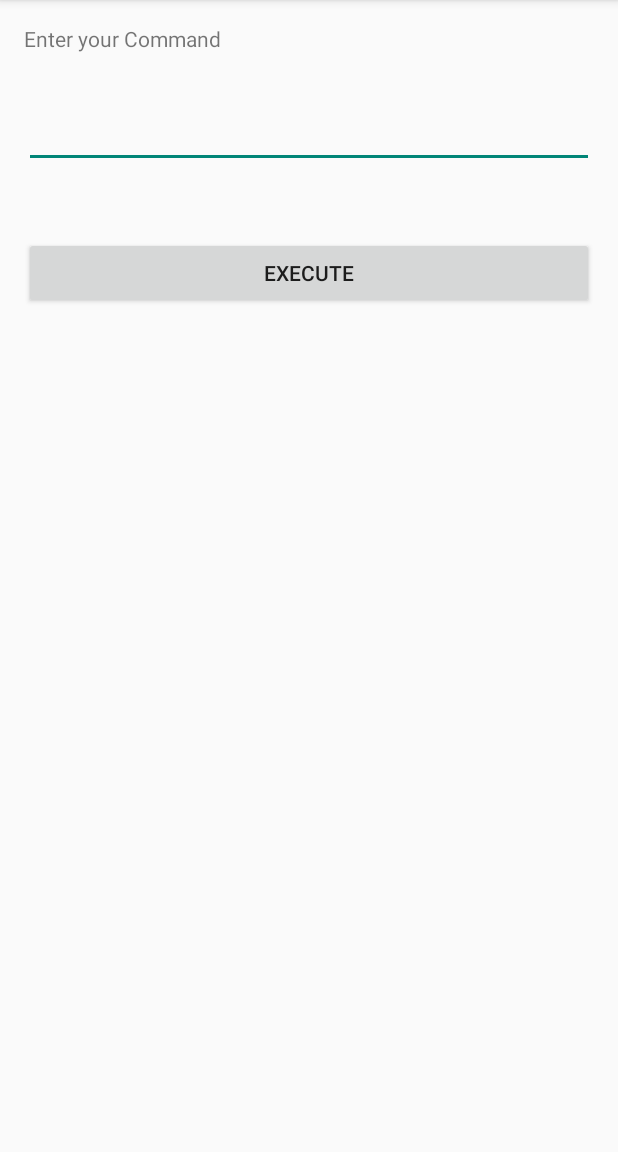
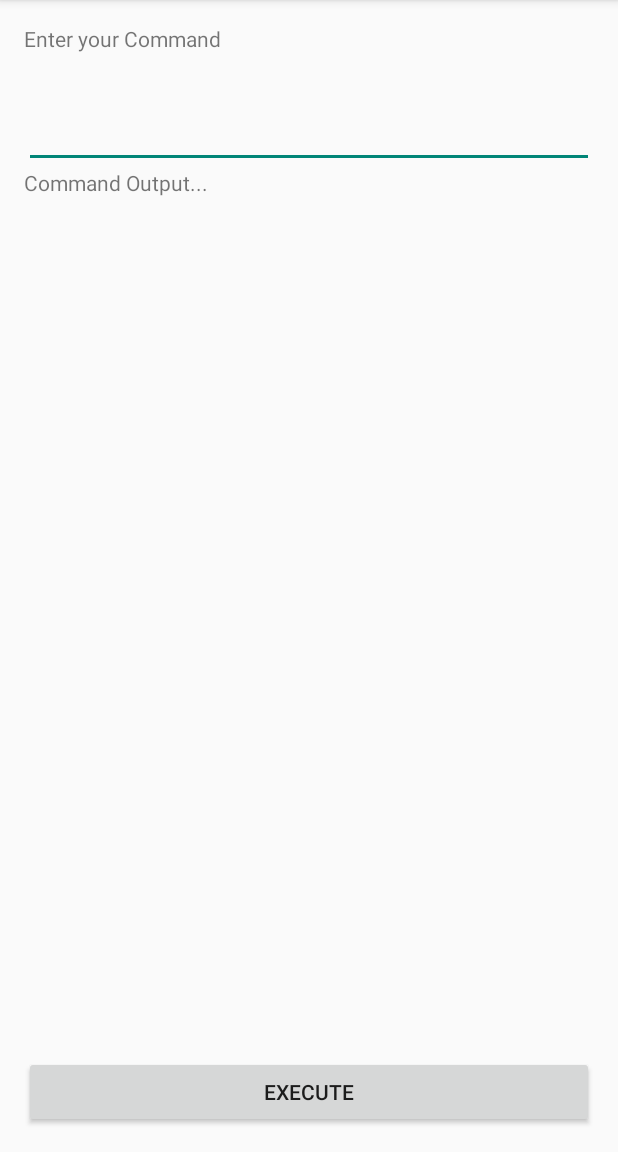
Before and after one commit to ccsCoder/android_remote_commander, an Android app: the screen it shows after launch (CommandActivity), on a phone screen of 412 x 824 dp, the part 84-1236 px from its top. Run offline under Robolectric (Android 15) with nearby library versions, the phone set to English and light mode, and no system bars; libraries missing offline, so code that uses them is left out: com.firebase.client; 5 statements that could not run were skipped.

Commit message:
Listeners on firebase command output. OnPause and on Resume.

```diff
--- a/app/build.gradle
+++ b/app/build.gradle
@@ -17,6 +17,10 @@ android {
             proguardFiles getDefaultProguardFile('proguard-android.txt'), 'proguard-rules.pro'
         }
     }
+    packagingOptions {
+        exclude 'META-INF/LICENSE'
+        exclude 'META-INF/NOTICE'
+    }
 }
 
 dependencies {
--- a/app/src/main/AndroidManifest.xml
+++ b/app/src/main/AndroidManifest.xml
@@ -1,6 +1,8 @@
 <?xml version="1.0" encoding="utf-8"?>
 <manifest xmlns:android="http://schemas.android.com/apk/res/android"
     package="neo.com.commander" >
+
+    <uses-permission android:name="android.permission.INTERNET" />
 
     <application
         android:allowBackup="true"
@@ -16,8 +18,9 @@
 
                 <category android:name="android.intent.category.LAUNCHER" />
             </intent-filter>
+
         </activity>
-        <uses-permission android:name="android.permission.INTERNET" />
+
     </application>
 
 </manifest>
--- a/app/src/main/java/neo/com/commander/CommandActivity.java
+++ b/app/src/main/java/neo/com/commander/CommandActivity.java
@@ -1,5 +1,6 @@
 package neo.com.commander;
 
+import android.renderscript.Sampler;
 import android.support.v7.app.ActionBarActivity;
 import android.os.Bundle;
 import android.view.Menu;
@@ -8,27 +9,76 @@ import android.view.View;
 import android.widget.TextView;
 import android.widget.Toast;
 
+import com.firebase.client.DataSnapshot;
 import com.firebase.client.Firebase;
 import com.firebase.client.FirebaseError;
+import com.firebase.client.ValueEventListener;
+
+import java.util.Map;
 
 
 public class CommandActivity extends ActionBarActivity {
     private Firebase firebaseRef;
+    private class FBValueChangeListener implements ValueEventListener {
+        @Override
+        public void onDataChange(DataSnapshot ds) {
+            System.out.println("Change! " + ds.getValue());
+            Map<String, String> data = (Map<String, String>) ds.getValue();
+            CommandActivity.this.setTextToView(data.get("responseText"));
+            Toast.makeText(getApplicationContext(), "Execution Complete", Toast.LENGTH_SHORT).show();
+
+        }
+
+        @Override
+        public void onCancelled(FirebaseError fe) {
+            System.out.println(fe.getMessage());
+        }
+    };
+    private ValueEventListener valueListener ;
 
     @Override
     protected void onCreate(Bundle savedInstanceState) {
         super.onCreate(savedInstanceState);
         //Initialize Firebase Context
         this.initFirebase();
-
         setContentView(R.layout.activity_command);
     }
+    @Override
+    protected void onPause() {
+        System.out.println("On Pause");
+        super.onPause();
+        this.firebaseRef.unauth();
+        this.firebaseRef.removeEventListener(this.valueListener);
+    }
+
+    @Override
+    protected void onResume() {
+        System.out.println("On Resume");
+        super.onResume();
+        this.initFirebase();
+
+    }
+
+
 
     private void initFirebase() {
         Firebase.setAndroidContext(this);
         System.out.println("Connecting to neo's firebase...");
         this.firebaseRef = new Firebase("https://fiery-fire-4989.firebaseio.com/");
         System.out.println("Connected to Firebase!" + this.firebaseRef);
+        if(this.valueListener==null)
+            this.valueListener=new FBValueChangeListener();
+        //Also register for listen changes...
+        this.firebaseRef.addValueEventListener(this.valueListener);
+    }
+
+    private void setTextToView(final String text) {
+        ((TextView) findViewById(R.id.commandOutputTextView)).setText(text);
+
+    }
+
+    private void appendTextToView(final String text) {
+        ((TextView) findViewById(R.id.commandOutputTextView)).setText(((TextView) findViewById(R.id.commandOutputTextView)).getText()+"\n");
     }
 
 
@@ -72,6 +122,8 @@ public class CommandActivity extends ActionBarActivity {
         return super.onOptionsItemSelected(item);
     }
 
+
+
     public void doExecute(View view) {
         final TextView textBox = (TextView) findViewById(R.id.editText);
         String command = textBox.getText().toString();
@@ -83,6 +135,9 @@ public class CommandActivity extends ActionBarActivity {
         //we have something to work with.
         Toast.makeText(getApplicationContext(),"You Entered :"+command, Toast.LENGTH_SHORT).show();
 
+        //now call the write function
+        this.writeToFirebase(command);
+
 
     }
 }
--- a/app/src/main/res/layout/activity_command.xml
+++ b/app/src/main/res/layout/activity_command.xml
@@ -26,13 +26,23 @@
         android:layout_height="wrap_content"
         android:text="@string/exec_button_text"
         android:id="@+id/button"
-        android:layout_below="@+id/editText"
-        android:layout_marginTop="46dp"
+        android:onClick="doExecute"
+        android:layout_alignParentBottom="true"
         android:layout_alignParentLeft="true"
         android:layout_alignParentStart="true"
-        android:layout_alignRight="@+id/editText"
-        android:layout_alignEnd="@+id/editText"
-        android:onClick="doExecute"
-        />
+        android:layout_alignParentRight="true"
+        android:layout_alignParentEnd="true" />
+
+    <TextView
+        android:layout_width="wrap_content"
+        android:layout_height="wrap_content"
+        android:text="@string/textViewInitText"
+        android:id="@+id/commandOutputTextView"
+        android:layout_alignParentLeft="true"
+        android:layout_alignParentStart="true"
+        android:layout_above="@+id/button"
+        android:layout_alignParentRight="true"
+        android:layout_alignParentEnd="true"
+        android:layout_below="@+id/editText" />
 
 </RelativeLayout>
--- a/app/src/main/res/values/strings.xml
+++ b/app/src/main/res/values/strings.xml
@@ -5,4 +5,5 @@
     <string name="action_settings">Settings</string>
     <string name="exec_button_text">EXECUTE</string>
     <string name="msg_top">Enter your Command</string>
+    <string name="textViewInitText">Command Output...</string>
 </resources>
```
Also changed, not shown: 1 other file.
